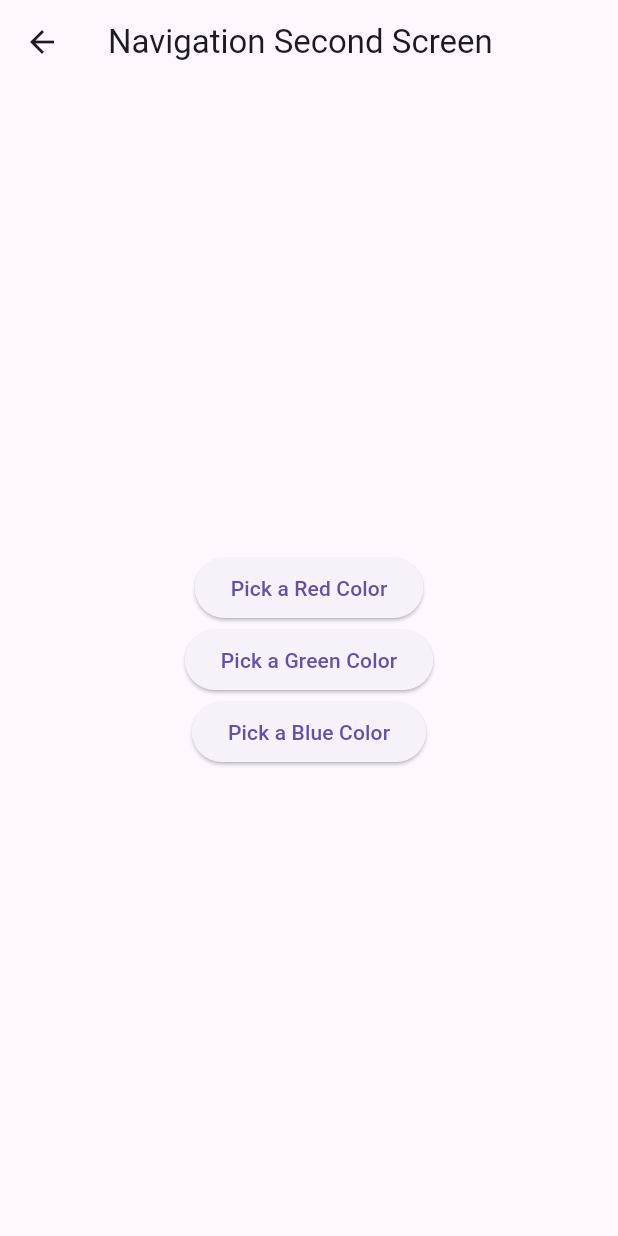
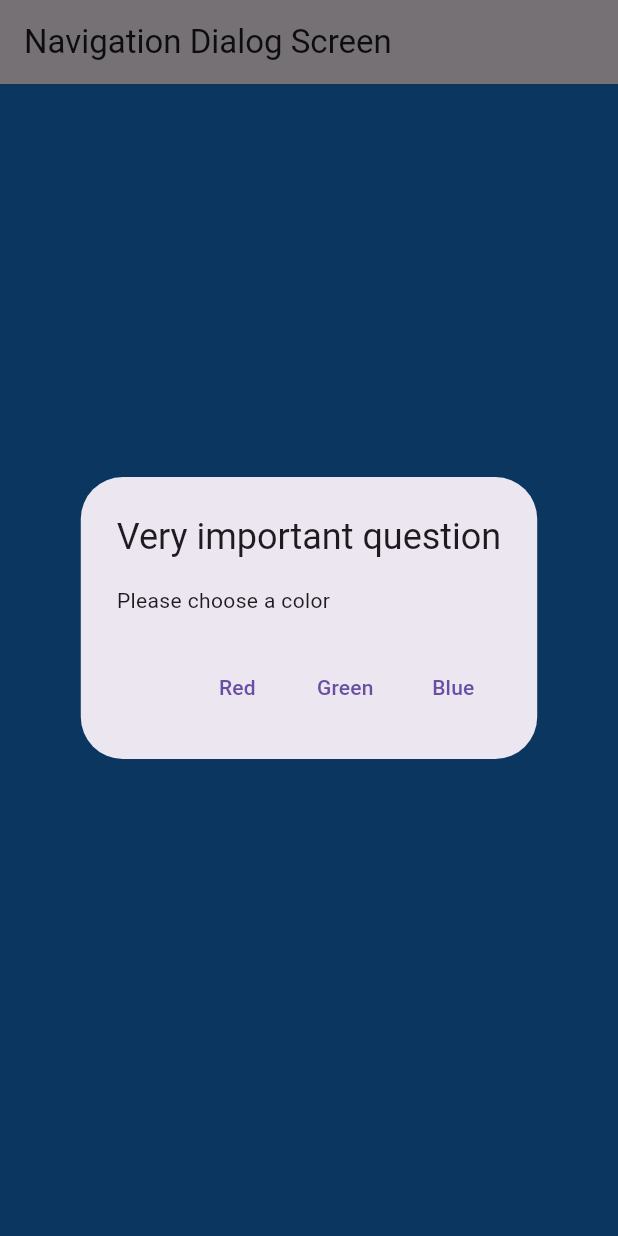
Before and after one commit to alfharisqi/-Pemrograman-Asynchronous, a Flutter app: the screen it shows after launch, after a tap on "Change Color", on a phone screen of 412 x 824 dp. Run offline on Flutter 3.47's test engine with Material 3 defaults, Android fonts, the light colour scheme and no system bars; our stand-ins replace geolocator.

Commit message:
W11: Soal 17

```diff
--- a/lib/main.dart
+++ b/lib/main.dart
@@ -1,6 +1,7 @@
 import 'dart:async';
 import 'package:flutter/material.dart';
 import 'package:http/http.dart' as http;
+import 'package:pemrogramanasynchronous/navigation_dialog.dart';
 
 import 'geolocation.dart';
 import 'navigation_first.dart';
@@ -24,7 +25,7 @@ class MyApp extends StatelessWidget {
       //home: const FuturePage(),
       //home: LocationScreen(),
       //home: const NavigationFirst(),
-      home: const NavigationFirst(),
+      home: const NavigationDialogScreen(),
     );
   }
 }
--- /dev/null
+++ b/lib/navigation_dialog.dart
@@ -0,0 +1,76 @@
+import 'package:flutter/material.dart';
+
+class NavigationDialogScreen extends StatefulWidget {
+  const NavigationDialogScreen({super.key});
+
+  @override
+  State<NavigationDialogScreen> createState() => _NavigationDialogScreenState();
+}
+
+class _NavigationDialogScreenState extends State<NavigationDialogScreen> {
+  Color color = Colors.blue.shade700; // Default color
+
+  @override
+  Widget build(BuildContext context) {
+    return Scaffold(
+      backgroundColor: color,
+      appBar: AppBar(
+        title: const Text('Navigation Dialog Screen'),
+      ),
+      body: Center(
+        child: ElevatedButton(
+          child: const Text('Change Color'),
+          onPressed: () {
+            _showColorDialog(context); // Show color dialog when button is pressed
+          },
+        ),
+      ),
+    );
+  }
+
+  // Function to show the dialog
+  _showColorDialog(BuildContext context) async {
+    await showDialog(
+      barrierDismissible: false, // User cannot dismiss the dialog by tapping outside
+      context: context,
+      builder: (_) {
+        return AlertDialog(
+          title: const Text('Very important question'),
+          content: const Text('Please choose a color'),
+          actions: <Widget>[
+            // Red button
+            TextButton(
+              child: const Text('Red'),
+              onPressed: () {
+                setState(() {
+                  color = Colors.red.shade700; // Change color to red
+                });
+                Navigator.pop(context); // Close the dialog
+              },
+            ),
+            // Green button
+            TextButton(
+              child: const Text('Green'),
+              onPressed: () {
+                setState(() {
+                  color = Colors.green.shade700; // Change color to green
+                });
+                Navigator.pop(context); // Close the dialog
+              },
+            ),
+            // Blue button
+            TextButton(
+              child: const Text('Blue'),
+              onPressed: () {
+                setState(() {
+                  color = Colors.blue.shade700; // Change color to blue
+                });
+                Navigator.pop(context); // Close the dialog
+              },
+            ),
+          ],
+        );
+      },
+    );
+  }
+}
```
